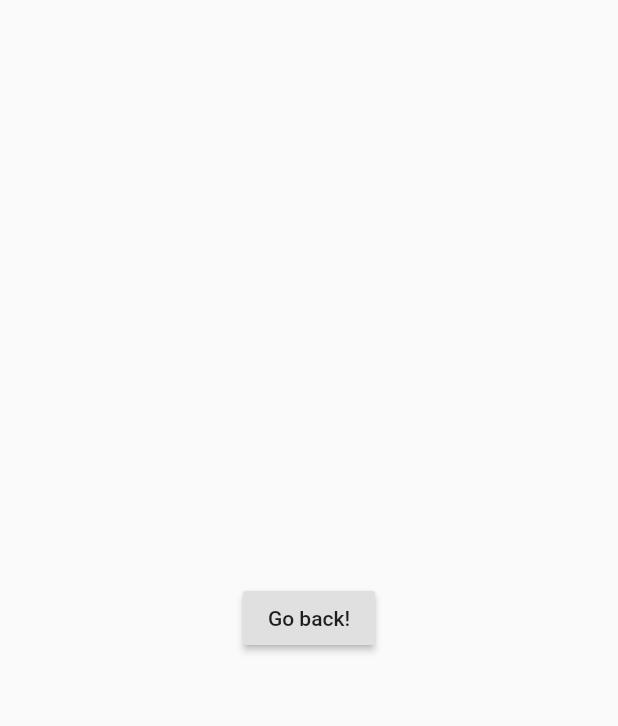
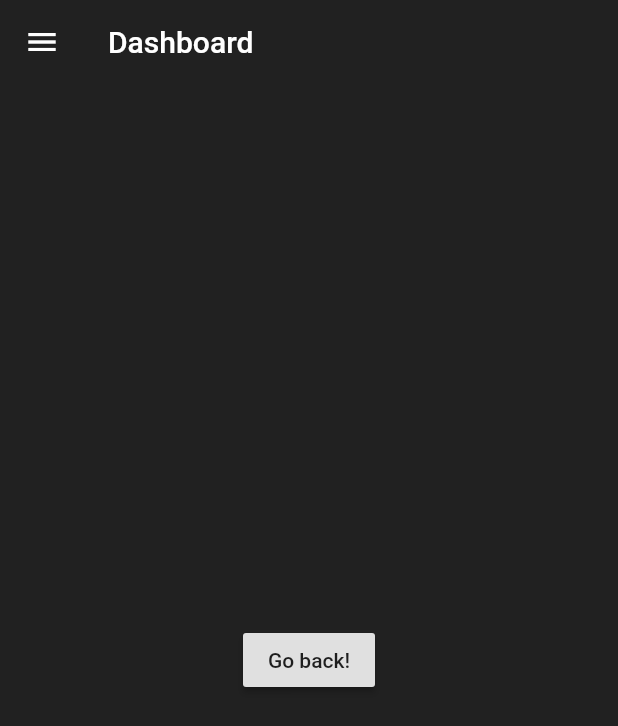
Before and after one commit to Daanvdjagt/FitAiMobile, a Flutter app: the screen it shows after launch, after a tap on "Today's monday, that means it's a pushda", on a phone screen of 412 x 824 dp. Shown: the top 726 px of the screen. Run offline on Flutter 3.47's test engine with Material 2 defaults, Android fonts, the phone set to English and light mode, and no system bars; our stand-ins replace font_awesome_flutter, splashscreen; missing offline and left inert: flutter_sparkline; network calls fail.

Commit message:
added black theme all screens

```diff
--- a/lib/app/screens/daily.dart
+++ b/lib/app/screens/daily.dart
@@ -1,8 +1,10 @@
 
+import 'package:fit_ai_mobile/app/screens/home.dart';
 import 'package:flutter/material.dart';
 import 'dart:ui' as ui;
 import 'package:fit_ai_mobile/app/widgets/navbar.dart';
 import 'package:fit_ai_mobile/app/widgets/rowcell.dart';
+import 'package:fit_ai_mobile/app/widgets/custominputfield.dart';
 
 
 
@@ -12,12 +14,18 @@ class Daily extends StatelessWidget {
   @override
   Widget build(BuildContext context) {
     return Scaffold(
+      backgroundColor: Colors.grey.shade900,
+      appBar: AppBar(
+          backgroundColor: Colors.transparent,
+          elevation: 0,
+          title: Text('Dashboard')),
       body: Center(
         child: RaisedButton(
           onPressed: () {
-            // Navigate back to first screen when tapped.
+             Navigator.push(context, MaterialPageRoute(builder: (context) => Home()));
           },
           child: Text('Go back!'),
+
         ),
       ),
       drawer: Navbar(""),
--- a/lib/app/screens/home.dart
+++ b/lib/app/screens/home.dart
@@ -12,7 +12,7 @@ class Home extends StatelessWidget {
   @override
   Widget build(BuildContext context) {
     return Scaffold(
-      backgroundColor: Colors.grey.shade900,
+      backgroundColor: Colors.white,
       appBar: AppBar(
           backgroundColor: Colors.transparent,
           elevation: 0,
@@ -109,6 +109,7 @@ class Home extends StatelessWidget {
                         crossAxisAlignment: CrossAxisAlignment.start,
                         children: <Widget>[
                           ListTile(
+
                             title: Text(
                               "+5%",
                               style: Theme.of(context)
```
Also changed, not shown: lib/app/screens/gopro.dart (+5 -2 lines), lib/app/screens/login.dart (+5 -2 lines), lib/app/screens/progress.dart (+5 -2 lines).
